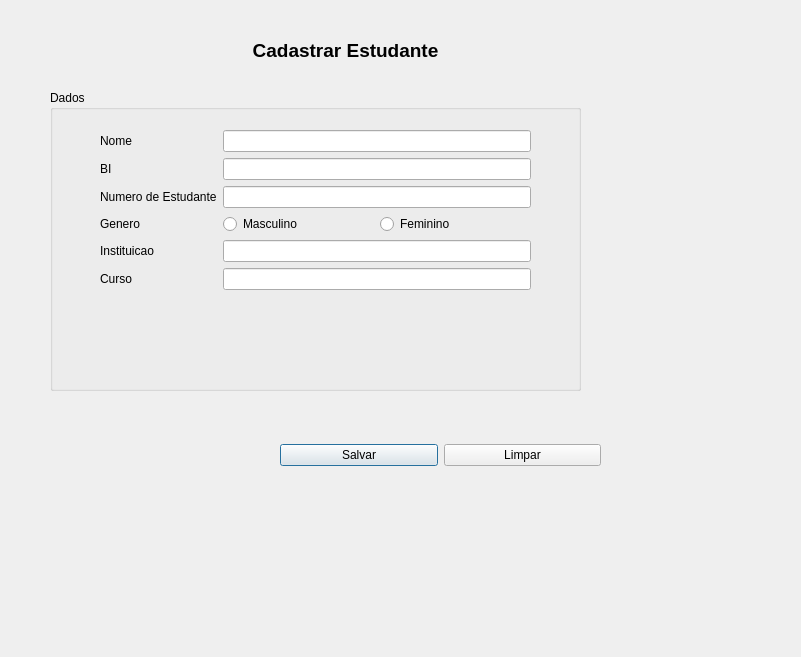
Before: the Qt Designer form ProjectoCpp/frmestudante.ui in ltsaiete/conta-estudante, drawn with Qt 5.
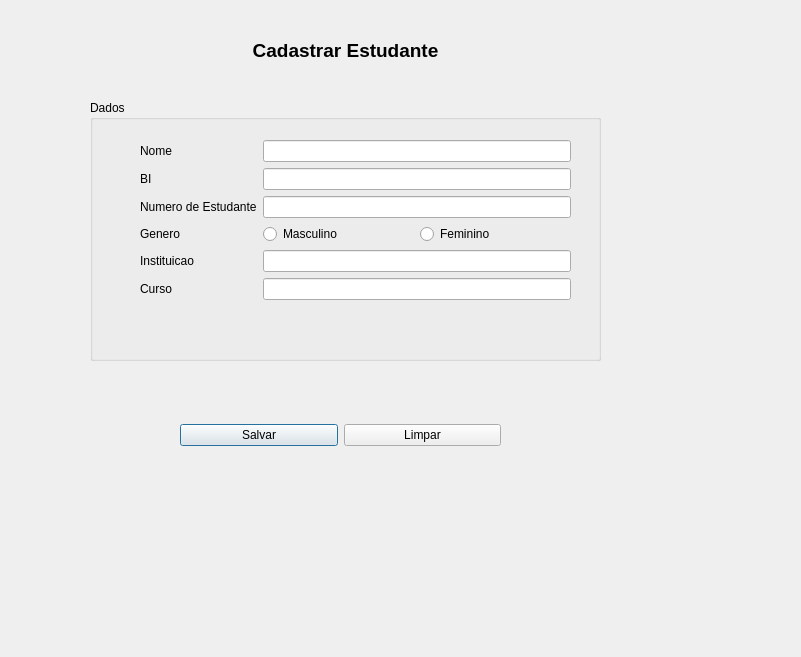
After: the same form once the commit is applied.

What changed in the file:
```diff
--- a/ProjectoCpp/frmestudante.ui
+++ b/ProjectoCpp/frmestudante.ui
@@ -39,10 +39,10 @@
   <widget class="QGroupBox" name="groupBox">
    <property name="geometry">
     <rect>
-     <x>50</x>
-     <y>90</y>
-     <width>531</width>
-     <height>301</height>
+     <x>90</x>
+     <y>100</y>
+     <width>511</width>
+     <height>261</height>
     </rect>
    </property>
    <property name="title">
@@ -199,8 +199,8 @@
   <widget class="QWidget" name="horizontalLayoutWidget">
    <property name="geometry">
     <rect>
-     <x>280</x>
-     <y>420</y>
+     <x>180</x>
+     <y>400</y>
      <width>321</width>
      <height>71</height>
     </rect>
```
